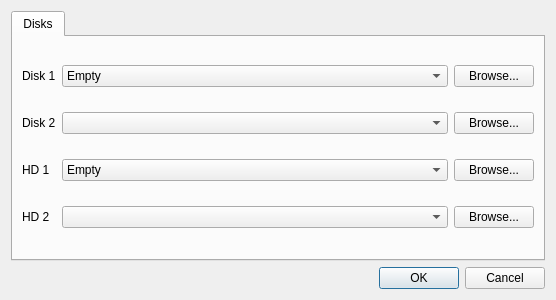
The window that source/frontends/qapple/preferences.ui (AppleWin/AppleWin) describes before a commit, drawn with Qt 5.
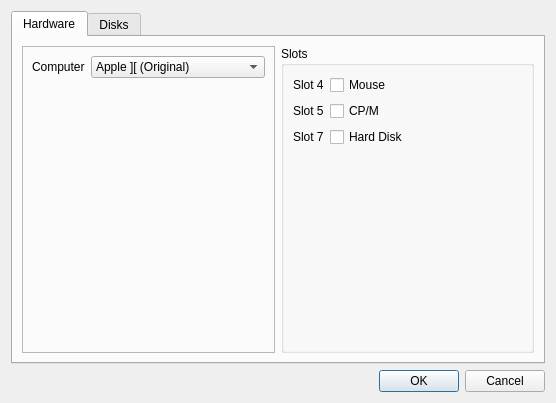
The same window after the commit.

Commit message: Add and activate options for slot cards and computer type.

What changed in the file:
```diff
--- a/source/frontends/qapple/preferences.ui
+++ b/source/frontends/qapple/preferences.ui
@@ -7,18 +7,149 @@
     <x>0</x>
     <y>0</y>
     <width>556</width>
-    <height>300</height>
+    <height>403</height>
    </rect>
   </property>
   <property name="windowTitle">
    <string>Options</string>
   </property>
   <layout class="QGridLayout" name="gridLayout">
+   <item row="2" column="0">
+    <widget class="QDialogButtonBox" name="buttonBox">
+     <property name="orientation">
+      <enum>Qt::Horizontal</enum>
+     </property>
+     <property name="standardButtons">
+      <set>QDialogButtonBox::Cancel|QDialogButtonBox::Ok</set>
+     </property>
+    </widget>
+   </item>
    <item row="0" column="0">
     <widget class="QTabWidget" name="tabWidget">
      <property name="currentIndex">
       <number>0</number>
      </property>
+     <widget class="QWidget" name="hardware">
+      <attribute name="title">
+       <string>Hardware</string>
+      </attribute>
+      <layout class="QGridLayout" name="gridLayout_3">
+       <item row="0" column="2">
+        <widget class="QGroupBox" name="groupBox_2">
+         <property name="title">
+          <string>Slots</string>
+         </property>
+         <layout class="QFormLayout" name="formLayout_2">
+          <item row="1" column="0">
+           <widget class="QLabel" name="label_8">
+            <property name="text">
+             <string>Slot 4</string>
+            </property>
+           </widget>
+          </item>
+          <item row="1" column="1">
+           <widget class="QCheckBox" name="mouse_4">
+            <property name="text">
+             <string>Mouse</string>
+            </property>
+           </widget>
+          </item>
+          <item row="2" column="0">
+           <widget class="QLabel" name="label_9">
+            <property name="text">
+             <string>Slot 5</string>
+            </property>
+           </widget>
+          </item>
+          <item row="2" column="1">
+           <widget class="QCheckBox" name="cpm_5">
+            <property name="text">
+             <string>CP/M</string>
+            </property>
+           </widget>
+          </item>
+          <item row="3" column="0">
+           <widget class="QLabel" name="label_10">
+            <property name="text">
+             <string>Slot 7</string>
+            </property>
+           </widget>
+          </item>
+          <item row="3" column="1">
+           <widget class="QCheckBox" name="hd_7">
+            <property name="text">
+             <string>Hard Disk</string>
+            </property>
+           </widget>
+          </item>
+         </layout>
+        </widget>
+       </item>
+       <item row="0" column="1">
+        <widget class="QFrame" name="frame">
+         <property name="frameShape">
+          <enum>QFrame::StyledPanel</enum>
+         </property>
+         <property name="frameShadow">
+          <enum>QFrame::Raised</enum>
+         </property>
+         <layout class="QFormLayout" name="formLayout">
+          <item row="0" column="1">
+           <widget class="QComboBox" name="apple2Type">
+            <item>
+             <property name="text">
+              <string>Apple ][ (Original)</string>
+             </property>
+            </item>
+            <item>
+             <property name="text">
+              <string>Apple ][+</string>
+             </property>
+            </item>
+            <item>
+             <property name="text">
+              <string>Apple //e</string>
+             </property>
+            </item>
+            <item>
+             <property name="text">
+              <string>Enhanced Apple //e</string>
+             </property>
+            </item>
+            <item>
+             <property name="text">
+              <string>Pravets 82</string>
+             </property>
+            </item>
+            <item>
+             <property name="text">
+              <string>Pravets 8M</string>
+             </property>
+            </item>
+            <item>
+             <property name="text">
+              <string>Pravets 8A</string>
+             </property>
+            </item>
+            <item>
+             <property name="text">
+              <string>TK3000 //e</string>
+             </property>
+            </item>
+           </widget>
+          </item>
+          <item row="0" column="0">
+           <widget class="QLabel" name="label_5">
+            <property name="text">
+             <string>Computer</string>
+            </property>
+           </widget>
+          </item>
+         </layout>
+        </widget>
+       </item>
+      </layout>
+     </widget>
      <widget class="QWidget" name="disks">
       <attribute name="title">
        <string>Disks</string>
@@ -137,16 +268,6 @@
      </widget>
     </widget>
    </item>
-   <item row="1" column="0">
-    <widget class="QDialogButtonBox" name="buttonBox">
-     <property name="orientation">
-      <enum>Qt::Horizontal</enum>
-     </property>
-     <property name="standardButtons">
-      <set>QDialogButtonBox::Cancel|QDialogButtonBox::Ok</set>
-     </property>
-    </widget>
-   </item>
   </layout>
  </widget>
  <resources/>
```
Left out of the diff: 8 changed lines with no effect on the pictures. The commit also changes 3 other files.
